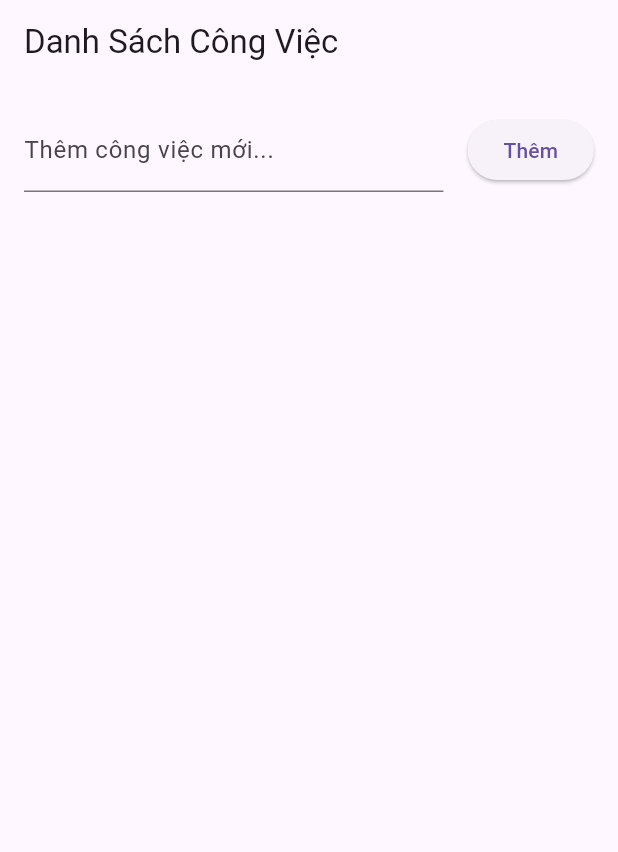
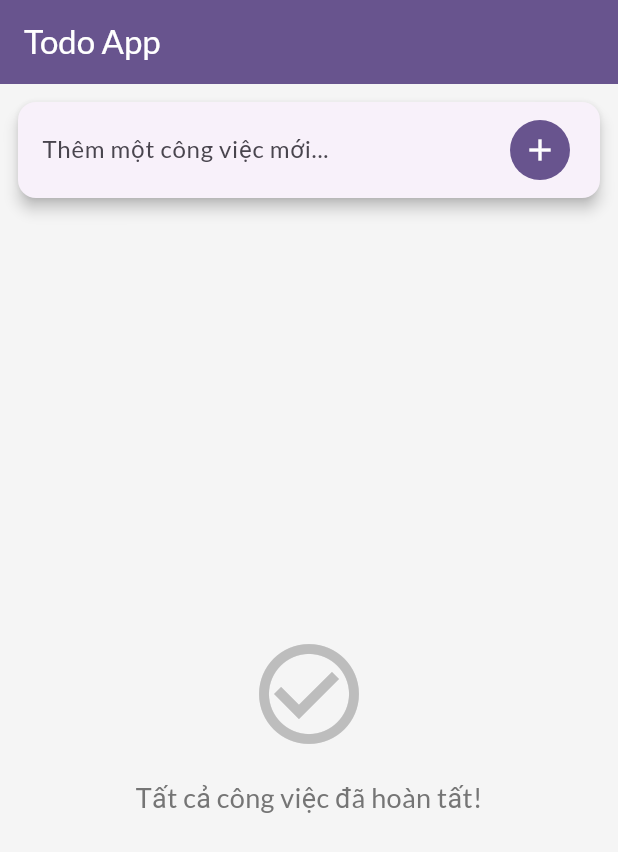
Before and after one commit to ariushieu/flutter, a Flutter app: the screen it shows after launch, on a phone screen of 412 x 824 dp. Shown: the top 852 px of the screen. Run offline on Flutter 3.47's test engine with Material 3 defaults, Android fonts, the phone set to English and light mode, and no system bars; our stand-ins replace google_fonts.

Commit message:
update UI with Firebase Studio

```diff
--- a/lib/main.dart
+++ b/lib/main.dart
@@ -1,6 +1,17 @@
-import 'dart:ffi';
+import 'package:flutter/material.dart';
+import 'package:google_fonts/google_fonts.dart'; // Import gói phông chữ
 
-import 'package:flutter/material.dart';
+// BƯỚC 1: TẠO MỘT LỚP (MODEL) ĐỂ BIỂU DIỄN MỘT CÔNG VIỆC
+// Điều này giúp quản lý dễ dàng hơn là chỉ dùng một String.
+class Todo {
+  String task;
+  bool isCompleted;
+
+  Todo({
+    required this.task,
+    this.isCompleted = false,
+  });
+}
 
 void main() {
   runApp(const MyApp());
@@ -12,18 +23,23 @@ class MyApp extends StatelessWidget {
   @override
   Widget build(BuildContext context) {
     return MaterialApp(
-      // Ẩn banner "Debug"
       debugShowCheckedModeBanner: false,
-      title: 'To-Do List',
+      title: 'Todo App',
+      // BƯỚC 2: NÂNG CẤP THEME
       theme: ThemeData(
-        primarySwatch: Colors.blue,
+        // Sử dụng Material 3 để có giao diện hiện đại
+        useMaterial3: true,
+        // Tạo một bảng màu hài hòa từ một màu gốc
+        colorScheme: ColorScheme.fromSeed(seedColor: Colors.deepPurple),
+        // Sử dụng phông chữ từ Google Fonts cho toàn bộ ứng dụng
+        textTheme: GoogleFonts.latoTextTheme(Theme.of(context).textTheme),
+        scaffoldBackgroundColor: Colors.grey[100], // Nền hơi xám
       ),
       home: const TodoListScreen(),
     );
   }
 }
 
-// Đây sẽ là màn hình chính của ứng dụng To-Do
 class TodoListScreen extends StatefulWidget {
   const TodoListScreen({super.key});
 
@@ -33,7 +49,8 @@ class TodoListScreen extends StatefulWidget {
 
 class _TodoListScreenState extends State<TodoListScreen> {
   final TextEditingController _textFieldController = TextEditingController();
-  final List<String> _todos = [];
+  // BƯỚC 3: SỬ DỤNG DANH SÁCH ĐỐI TƯỢNG Todo
+  final List<Todo> _todos = [];
 
   @override
   void dispose() {
@@ -42,65 +59,172 @@ class _TodoListScreenState extends State<TodoListScreen> {
   }
 
   void _addTodoItem() {
+    if (_textFieldController.text.isNotEmpty) {
       setState(() {
-      if (_textFieldController.text.isNotEmpty) {
-        _todos.add(_textFieldController.text);
+        _todos.add(Todo(task: _textFieldController.text));
         _textFieldController.clear();
-      }
       });
     }
+  }
 
-  // 1. TẠO PHƯƠNG THỨC XÓA MỚI
-  // Phương thức này nhận vào `index` của công việc cần xóa.
   void _deleteTodoItem(int index) {
     setState(() {
-      // Xóa công việc khỏi danh sách tại vị trí index
       _todos.removeAt(index);
     });
   }
 
+  // Phương thức để thay đổi trạng thái hoàn thành
+  void _toggleTodoStatus(int index) {
+    setState(() {
+      _todos[index].isCompleted = !_todos[index].isCompleted;
+    });
+  }
+
+  Future<void> _showEditDialog(int index) async {
+    final TextEditingController editController =
+        TextEditingController(text: _todos[index].task);
+
+    return showDialog<void>(
+      context: context,
+      builder: (BuildContext context) {
+        return AlertDialog(
+          title: const Text('Sửa công việc'),
+          content: TextField(
+            controller: editController,
+            autofocus: true,
+            decoration: const InputDecoration(hintText: 'Nhập nội dung mới'),
+          ),
+          actions: <Widget>[
+            TextButton(
+              child: const Text('Hủy'),
+              onPressed: () => Navigator.of(context).pop(),
+            ),
+            TextButton(
+              child: const Text('Lưu'),
+              onPressed: () {
+                if (editController.text.isNotEmpty) {
+                  setState(() {
+                    _todos[index].task = editController.text;
+                  });
+                  Navigator.of(context).pop();
+                }
+              },
+            ),
+          ],
+        );
+      },
+    );
+  }
 
   @override
   Widget build(BuildContext context) {
     return Scaffold(
       appBar: AppBar(
-        title: const Text('Danh Sách Công Việc'),
+        title: const Text('Todo App'),
+        backgroundColor: Theme.of(context).colorScheme.primary,
+        foregroundColor: Theme.of(context).colorScheme.onPrimary,
       ),
       body: Column(
         children: [
-          Padding(
-            padding: const EdgeInsets.all(16.0),
+          // BƯỚC 4: ĐẶT PHẦN NHẬP LIỆU VÀO MỘT CARD
+          Card(
+            margin: const EdgeInsets.all(12.0),
+            elevation: 4.0,
+            child: Padding(
+              padding:
+                  const EdgeInsets.symmetric(horizontal: 16.0, vertical: 8.0),
               child: Row(
                 children: [
                   Expanded(
                     child: TextField(
                       controller: _textFieldController,
                       decoration: const InputDecoration(
-                      labelText: 'Thêm công việc mới...',
+                        hintText: 'Thêm một công việc mới...',
+                        border: InputBorder.none, // Bỏ đường viền
                       ),
                     ),
                   ),
-                const SizedBox(width: 16),
-                ElevatedButton(
+                  const SizedBox(width: 12),
+                  // Nút bấm có icon thay vì text
+                  IconButton.filled(
+                    icon: const Icon(Icons.add),
                     onPressed: _addTodoItem,
-                  child: const Text('Thêm'),
+                    tooltip: 'Thêm công việc',
                   ),
                 ],
               ),
             ),
+          ),
+          // BƯỚC 5: HIỂN THỊ DANH SÁCH HOẶC THÔNG BÁO TRẠNG THÁI TRỐNG
           Expanded(
-            child: ListView.builder(
+            child: _todos.isEmpty
+                // Nếu danh sách trống, hiển thị thông báo
+                ? Center(
+                    child: Column(
+                      mainAxisAlignment: MainAxisAlignment.center,
+                      children: [
+                        Icon(
+                          Icons.check_circle_outline,
+                          size: 80,
+                          color: Colors.grey[400],
+                        ),
+                        const SizedBox(height: 16),
+                        Text(
+                          'Tất cả công việc đã hoàn tất!',
+                          style: TextStyle(
+                              fontSize: 18, color: Colors.grey[600]),
+                        ),
+                      ],
+                    ),
+                  )
+                // Nếu không, hiển thị ListView
+                : ListView.builder(
+                    padding: const EdgeInsets.symmetric(horizontal: 8.0),
                     itemCount: _todos.length,
                     itemBuilder: (context, index) {
-                // 2. CẬP NHẬT Lại ListTile
-                return ListTile(
-                  title: Text(_todos[index]),
-                  // Thêm một IconButton vào cuối mỗi dòng
-                  trailing: IconButton(
-                    // Biểu tượng thùng rác
-                    icon: const Icon(Icons.delete),
-                    // Khi nhấn vào, gọi hàm xóa và truyền vào index hiện tại
+                      final todo = _todos[index];
+                      // BƯỚC 6: DÙNG CARD CHO MỖI CÔNG VIỆC
+                      return Card(
+                        margin: const EdgeInsets.symmetric(
+                            vertical: 6.0, horizontal: 4.0),
+                        elevation: 2.0,
+                        child: ListTile(
+                          // Checkbox ở đầu dòng
+                          leading: Checkbox(
+                            value: todo.isCompleted,
+                            onChanged: (bool? value) {
+                              _toggleTodoStatus(index);
+                            },
+                          ),
+                          // Nội dung công việc
+                          title: Text(
+                            todo.task,
+                            // Thêm hiệu ứng gạch ngang nếu đã hoàn thành
+                            style: TextStyle(
+                              decoration: todo.isCompleted
+                                  ? TextDecoration.lineThrough
+                                  : TextDecoration.none,
+                              color: todo.isCompleted ? Colors.grey : null,
+                            ),
+                          ),
+                          // Các nút hành động
+                          trailing: Row(
+                            mainAxisSize: MainAxisSize.min,
+                            children: [
+                              IconButton(
+                                icon: Icon(Icons.edit,
+                                    color: Colors.blue.shade600),
+                                onPressed: () => _showEditDialog(index),
+                                tooltip: 'Sửa',
+                              ),
+                              IconButton(
+                                icon: Icon(Icons.delete,
+                                    color: Colors.red.shade600),
                                 onPressed: () => _deleteTodoItem(index),
+                                tooltip: 'Xóa',
+                              ),
+                            ],
+                          ),
                         ),
                       );
                     },
--- a/pubspec.yaml
+++ b/pubspec.yaml
@@ -34,6 +34,7 @@ dependencies:
   # The following adds the Cupertino Icons font to your application.
   # Use with the CupertinoIcons class for iOS style icons.
   cupertino_icons: ^1.0.8
+  google_fonts: ^6.3.2
 
 dev_dependencies:
   flutter_test:
```
Also changed, not shown: pubspec.lock. Lines whose indentation alone changed are shown as unchanged.
